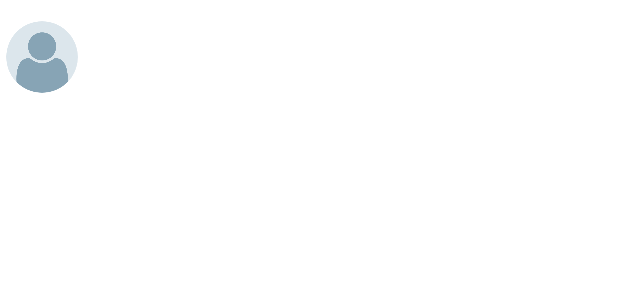
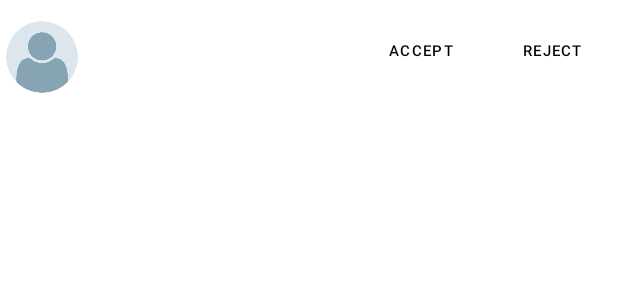
Before and after one commit to aditheking/AmiMatch, an Android app: the layout friend_request_item.xml on its own in the app's theme, with its tools: preview values and no code run, on a phone screen of 412 x 824 dp. Shown: the top 300 px of the screen. Run offline under Robolectric (Android 15) with nearby library versions, the phone set to English and light mode, and no system bars.

Commit message:
Friend Request:Accept And Reject Request [WIP]
Signed-off-by: aditheking <aupreti72@gmail.com>

```diff
--- a/app/src/main/res/layout/friend_request_item.xml
+++ b/app/src/main/res/layout/friend_request_item.xml
@@ -23,4 +23,23 @@
         android:textColor="@color/textColor"
         android:textSize="10sp" />
 
+    <Button
+        android:id="@+id/btnAccept"
+        android:layout_width="wrap_content"
+        android:layout_height="wrap_content"
+        android:text="Accept"
+        android:textColor="@color/black"
+        android:textSize="10sp"
+        android:background="@android:color/transparent"/>
+
+    <Button
+        android:id="@+id/btnReject"
+        android:layout_width="wrap_content"
+        android:layout_height="wrap_content"
+        android:text="Reject"
+        android:textColor="@color/black"
+        android:textSize="10sp"
+        android:background="@android:color/transparent"/>
+
+
 </LinearLayout>
```
Also changed, not shown: app/src/main/java/com.mini/amimatch/FriendRequestsAdapter.kt (+9 -1 lines), app/src/main/java/com.mini/amimatch/Matched_Activity.kt (+35 -0 lines).
